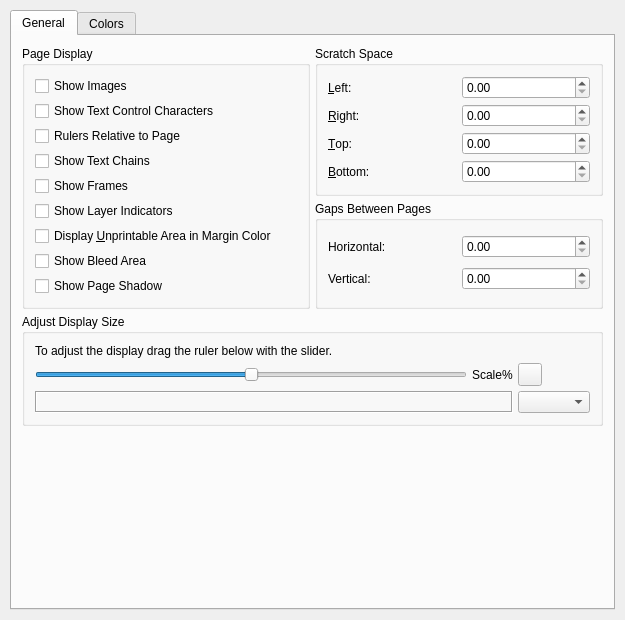
The window that scribus/tabdisplay.ui (scribusproject/scribus) describes before a commit, drawn with Qt 5.
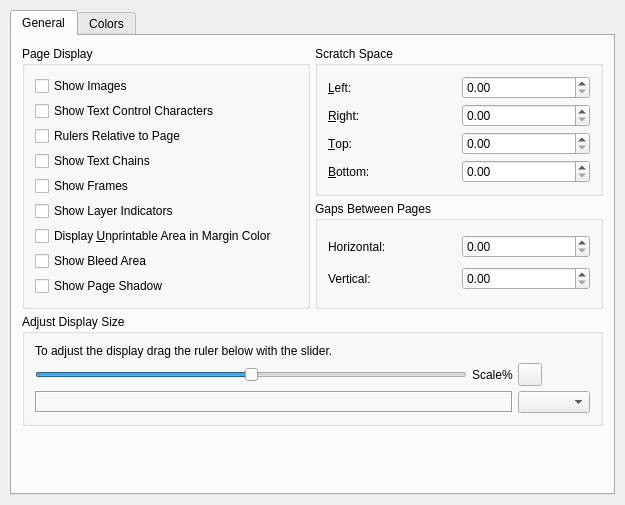
The same window after the commit. Custom widgets are drawn as their Qt base class.

Patch:
```diff
--- a/scribus/tabdisplay.ui
+++ b/scribus/tabdisplay.ui
@@ -8,7 +8,7 @@
     <x>0</x>
     <y>0</y>
     <width>623</width>
-    <height>620</height>
+    <height>505</height>
    </rect>
   </property>
   <property name="windowTitle" >
@@ -27,18 +27,10 @@
       <number>0</number>
      </property>
      <widget class="QWidget" name="displayGeneral" >
-      <property name="geometry" >
-       <rect>
-        <x>0</x>
-        <y>0</y>
-        <width>595</width>
-        <height>568</height>
-       </rect>
-      </property>
       <attribute name="title" >
        <string>General</string>
       </attribute>
-      <layout class="QGridLayout" >
+      <layout class="QGridLayout" name="gridLayout" >
        <item rowspan="2" row="0" column="0" >
         <widget class="QGroupBox" name="groupBox3" >
          <property name="title" >
```
Left out of the diff: 120 changed lines with no effect on the pictures.
